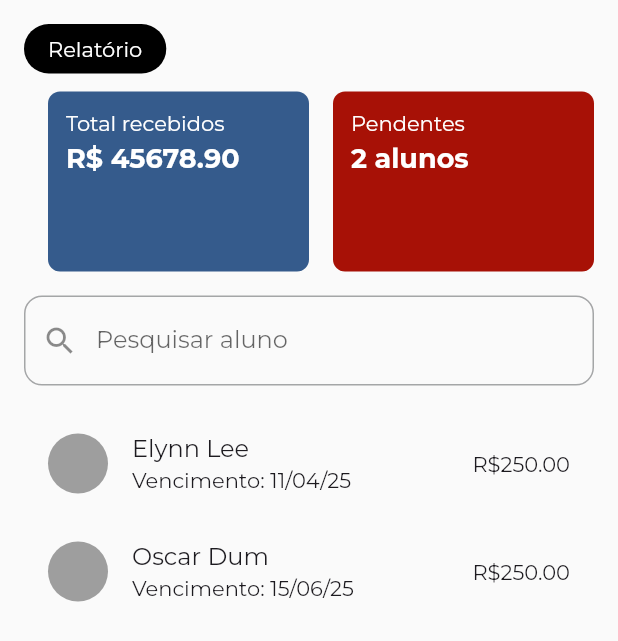
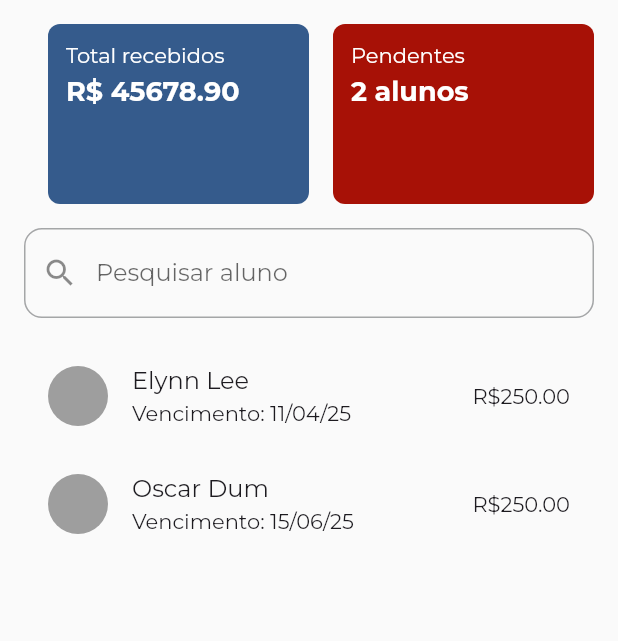
Before and after one commit to VinioVnz/profmate_mvc, a Flutter app: the FinanceiroView widget shown alone on an empty page, opened directly, on a phone screen of 412 x 824 dp. Shown: the top 641 px of the screen. Run offline on Flutter 3.47's test engine with Material 3 defaults, Android fonts, the phone set to English and light mode, and no system bars; our stand-ins replace cloud_firestore, firebase_auth, firebase_core, fl_chart, flutter_multi_formatter, flutter_speed_dial and 7 more; accounts and stored records are empty; generated files the repository leaves out were written again; network calls fail.

Commit message:
comentando o botão de relatório

```diff
--- a/lib/src/views/financeiro_view.dart
+++ b/lib/src/views/financeiro_view.dart
@@ -17,31 +17,31 @@ class FinanceiroView extends StatelessWidget {
           crossAxisAlignment: CrossAxisAlignment.start,
           children: [
             // Botão "Relatório"
-            Row(
-              children: [
-                GestureDetector(
-  onTap: () {
-    Navigator.push(
-      context,
-      MaterialPageRoute(builder: (context) => const RelatorioView()),
-    );
-  },
-     child: Container(
-      decoration: BoxDecoration(
-      color: Colors.black,
-      borderRadius: BorderRadius.circular(20),
-    ),
-    padding: const EdgeInsets.symmetric(horizontal: 16, vertical: 8),
-      child: const Text(
-        "Relatório",
-      style: TextStyle(color: Colors.white),
-      ),
-     ),
-   ),
+            //Row(
+              //children: [
+                //GestureDetector(
+  //onTap: () {
+    //Navigator.push(
+      //context,
+      //MaterialPageRoute(builder: (context) => const RelatorioView()),
+    //);
+  //},
+     //child: Container(
+      //decoration: BoxDecoration(
+      //color: Colors.black,
+      //borderRadius: BorderRadius.circular(20),
+    //),
+    //padding: const EdgeInsets.symmetric(horizontal: 16, vertical: 8),
+      //child: const Text(
+        //"Relatório",
+      //style: TextStyle(color: Colors.white),
+      //),
+     //),
+   //),
 
-              ],
-            ),
-            const SizedBox(height: 12),
+              //],
+            //),
+            //const SizedBox(height: 12),
 
             // Cards de status
             Row(
```
